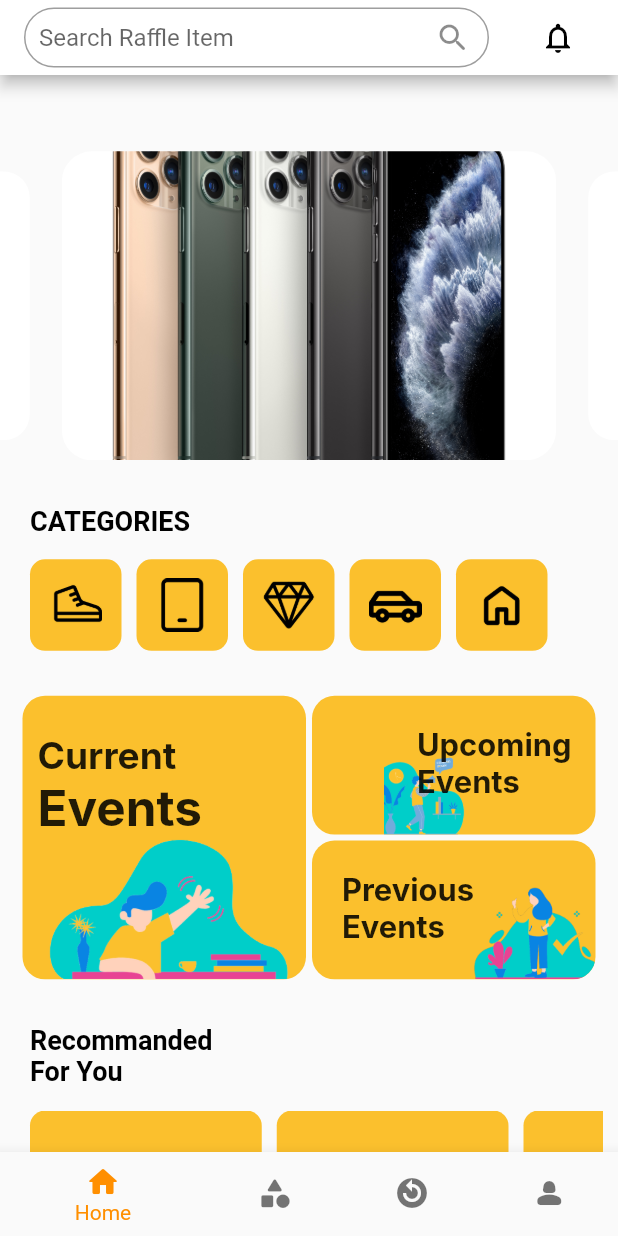
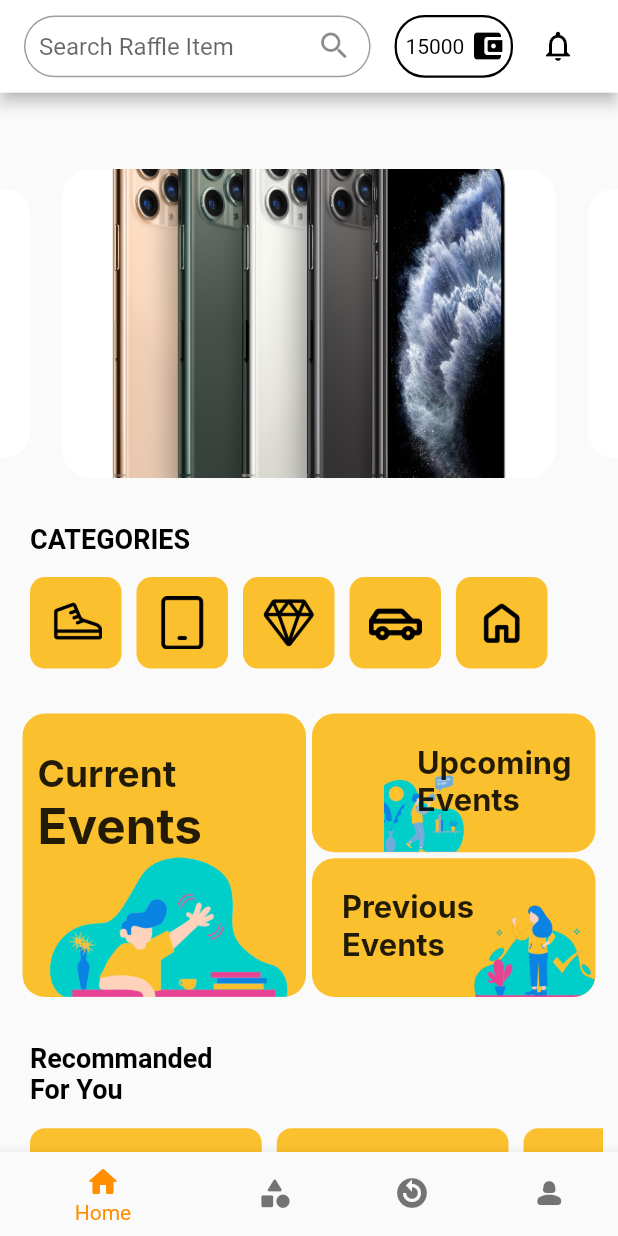
Before and after one commit to Product-Innovation-Rafflix/Rafflix, a Flutter app: the screen it shows after launch, on a phone screen of 412 x 824 dp. Run offline on Flutter 3.47's test engine with Material 2 defaults, Android fonts, the phone set to English and light mode, and no system bars; drawn by our look-alikes of carousel_slider; our stand-ins replace flutter_screenutil; Roboto replaces fonts that are missing (Inter).

Commit message:
did some changes
add new showing in navigation bar
and fixed the texts and icons and lengths in various files

```diff
--- a/lib/main.dart
+++ b/lib/main.dart
@@ -81,15 +81,15 @@ class _MainWidgetState extends State<MainWidget> {
           ),
           BottomNavigationBarItem(
             icon: Icon(Icons.category_rounded),
-            label: 'Home',
+            label: 'Items',
           ),
           BottomNavigationBarItem(
             icon: Icon(Icons.replay_circle_filled),
-            label: 'Profile',
+            label: 'Exchange',
           ),
           BottomNavigationBarItem(
             icon: Icon(Icons.person_2_rounded),
-            label: 'Settings',
+            label: 'Profile',
           ),
         ],
       ),
--- a/lib/pages/homepage.dart
+++ b/lib/pages/homepage.dart
@@ -1,5 +1,6 @@
 import 'package:flutter/material.dart';
 import 'package:rafflix/utils/hotFlexBox.dart';
+import 'package:flutter_screenutil/flutter_screenutil.dart';
 
 class HomePage extends StatelessWidget {
   const HomePage({Key? key}) : super(key: key);
@@ -10,9 +11,9 @@ class HomePage extends StatelessWidget {
       resizeToAvoidBottomInset: false,
       appBar: AppBar(
         backgroundColor: Colors.white,
-        toolbarHeight: 50,
+        toolbarHeight: 60.h,
         title: SizedBox(
-          height: 40,
+          height: 40.h,
           child: TextField(
             decoration: InputDecoration(
               border: OutlineInputBorder(
@@ -29,6 +30,41 @@ class HomePage extends StatelessWidget {
           ),
         ),
         actions: <Widget>[
+          Padding(
+            padding: const EdgeInsets.only(top: 10, bottom: 10),
+            child: Container(
+              height: 40.h,
+              decoration: BoxDecoration(
+                // Background color of the container
+                borderRadius: BorderRadius.circular(
+                    20.0), // Border radius for rounded corners
+                border: Border.all(
+                  color: Colors.black, // Border color
+                  width: 1.5, // Border width
+                ),
+              ),
+              child: Row(
+                children: [
+                  SizedBox(
+                    width: 5.w,
+                  ),
+                  Text(
+                    '15000',
+                    style: TextStyle(color: Colors.black),
+                  ),
+                  Container(
+                    height: 30.h, // Adjust the height of the icon as needed
+                    width: 30
+                        .h, // Set the width to match the height for a circular icon
+                    child: Icon(
+                      Icons.account_balance_wallet_rounded,
+                      color: Colors.black, // Change the icon color
+                    ),
+                  ),
+                ],
+              ),
+            ),
+          ),
           SizedBox(
             height: 50,
             width: 70,
--- a/lib/pages/signIn.dart
+++ b/lib/pages/signIn.dart
@@ -60,7 +60,7 @@ class _SignInState extends State<SignIn> {
                 Padding(
                   padding: EdgeInsets.symmetric(horizontal: 30.w),
                   child: Container(
-                    height: 500.h,
+                    height: 300.h,
                     width: 300.w,
                     child: Form(
                       child: Column(
--- a/lib/pages/signUp.dart
+++ b/lib/pages/signUp.dart
@@ -59,7 +59,7 @@ class _SignUpState extends State<SignUp> {
                 Padding(
                   padding: EdgeInsets.symmetric(horizontal: 30.w),
                   child: Container(
-                    height: 600.h,
+                    height: 300.h,
                     width: 300.w,
                     child: Column(
                       children: [
```
Also changed, not shown: lib/pages/CheckYourMessages.dart (added, +102 -0 lines).
